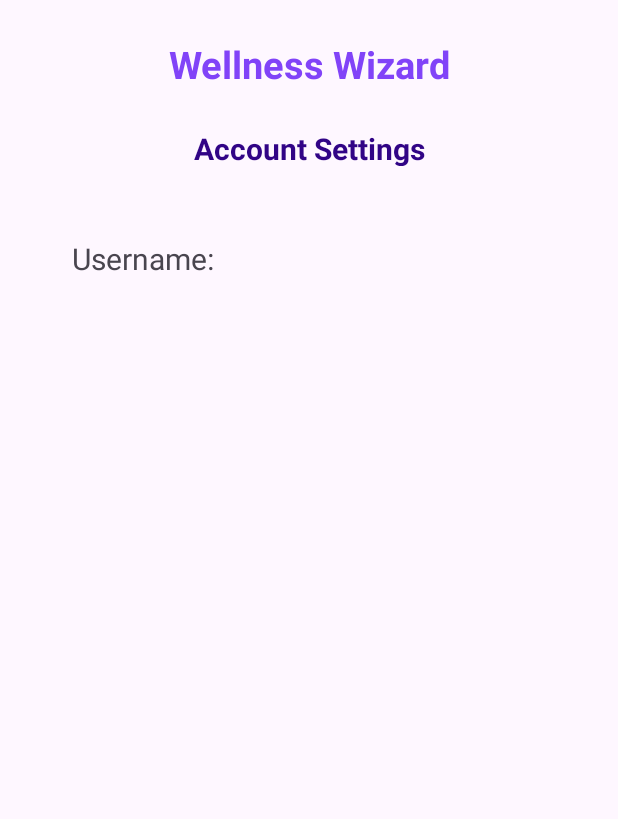
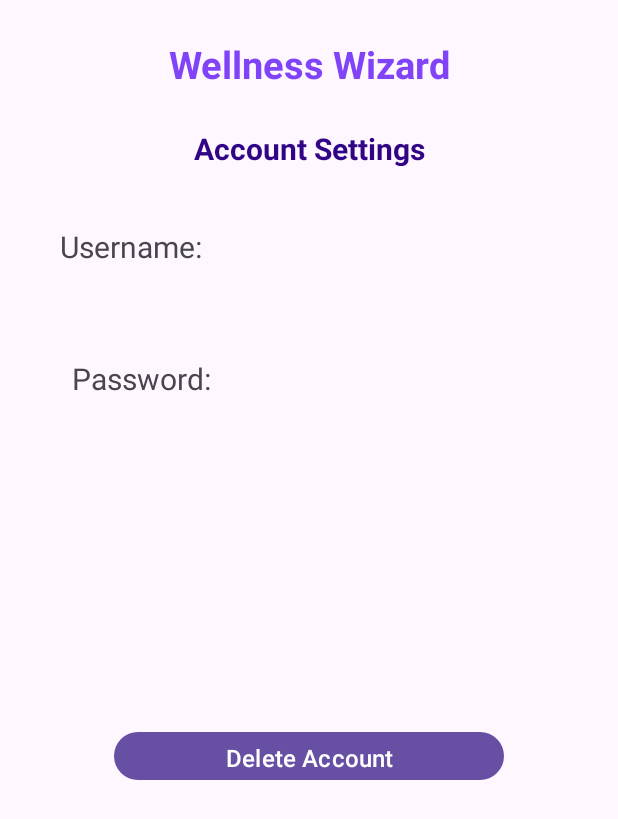
Before and after one commit to etorr6642/Project2_Wellness_Wizard_App, an Android app: the layout activity_account.xml on its own in the app's theme, with its tools: preview values and no code run, on a phone screen of 412 x 824 dp. Shown: the top 819 px of the screen. Run offline under Robolectric (Android 15) with nearby library versions, the phone set to English and light mode, and no system bars.

Commit message:
added MainActivityIntentFactory, AccountActivity, and set up activity_account.xml

```diff
--- a/app/src/main/java/com/example/project2_wellness_wizard_app/AccountActivity.java
+++ b/app/src/main/java/com/example/project2_wellness_wizard_app/AccountActivity.java
@@ -1,6 +1,9 @@
 package com.example.project2_wellness_wizard_app;
 
+import android.content.Context;
+import android.content.Intent;
 import android.os.Bundle;
+import android.view.View;
 
 import androidx.activity.EdgeToEdge;
 import androidx.appcompat.app.AppCompatActivity;
@@ -9,6 +12,7 @@ import androidx.core.view.ViewCompat;
 import androidx.core.view.WindowInsetsCompat;
 
 import com.example.project2_wellness_wizard_app.databinding.ActivityAccountBinding;
+import com.example.project2_wellness_wizard_app.databinding.ActivityLoginBinding;
 
 public class AccountActivity extends AppCompatActivity {
 
@@ -17,9 +21,20 @@ public class AccountActivity extends AppCompatActivity {
     @Override
     protected void onCreate(Bundle savedInstanceState) {
         super.onCreate(savedInstanceState);
+        binding = ActivityAccountBinding.inflate(getLayoutInflater());
         setContentView(binding.getRoot());
 
 
+        binding.WellnessWizardTitleTextView.setOnClickListener(new View.OnClickListener() {
+            @Override
+            public void onClick(View v) {
+                Intent intent = MainActivity.MainActivityIntentFactory((getApplicationContext()));
+                startActivity(intent);
+            }
+        });
+    }
 
+    public static Intent accountIntentFactory(Context context){
+        return new Intent(context, AccountActivity.class);
     }
 }
--- a/app/src/main/java/com/example/project2_wellness_wizard_app/MainActivity.java
+++ b/app/src/main/java/com/example/project2_wellness_wizard_app/MainActivity.java
@@ -2,6 +2,7 @@ package com.example.project2_wellness_wizard_app;
 
 import androidx.appcompat.app.AppCompatActivity;
 
+import android.content.Context;
 import android.content.Intent;
 import android.os.Bundle;
 import android.view.View;
@@ -27,16 +28,22 @@ public class MainActivity extends AppCompatActivity {
         binding = ActivityMainBinding.inflate(getLayoutInflater());
         setContentView(binding.getRoot());
 
-       Intent intent = LoginActivity.loginIntentFactory((getApplicationContext()));
-       startActivity(intent);
+       //Intent intent = LoginActivity.loginIntentFactory((getApplicationContext()));
+       //startActivity(intent);
 
         binding.accountSettingsButton.setOnClickListener(new View.OnClickListener() {
             @Override
             public void onClick(View v) {
-                Intent intent = new Intent(MainActivity.this, AccountActivity.class);
+                //Intent intent = new Intent(MainActivity.this, AccountActivity.class);
+                Intent intent = AccountActivity.accountIntentFactory((getApplicationContext()));
                 startActivity(intent);
             }
         });
 
+
+    }
+
+    public static Intent MainActivityIntentFactory(Context context){
+        return new Intent(context, MainActivity.class);
     }
 }
--- a/app/src/main/res/layout/activity_account.xml
+++ b/app/src/main/res/layout/activity_account.xml
@@ -38,16 +38,60 @@
 
 
     <TextView
-        android:id="@+id/usernameDisplayTextView"
+        android:id="@+id/usernameLabelTextView"
         android:layout_width="112dp"
         android:layout_height="40dp"
         android:layout_marginTop="40dp"
-        android:layout_marginLeft="40dp"
-        android:padding="8dp"
-        android:text="@string/usernameLabel"
+        android:layout_marginStart="40dp"
+        android:text="@string/usernameInfo"
         android:textSize="20sp"
         app:layout_constraintStart_toStartOf="parent"
         app:layout_constraintTop_toBottomOf="@id/accountTextView"
         />
 
+    <TextView
+        android:id="@+id/usernameDisplayTextView"
+        android:layout_width="200dp"
+        android:layout_height="40dp"
+        android:layout_marginTop="40dp"
+        app:layout_constraintStart_toEndOf= "@id/usernameLabelTextView"
+        app:layout_constraintTop_toBottomOf="@id/accountTextView"
+        />
+
+
+    <TextView
+        android:id="@+id/passwordLabelTextView"
+        android:layout_width="112dp"
+        android:layout_height="40dp"
+        android:layout_marginTop="40dp"
+        android:layout_marginStart="40dp"
+        android:padding="8dp"
+        android:text="@string/passwordInfo"
+        android:textSize="20sp"
+        app:layout_constraintStart_toStartOf="parent"
+        app:layout_constraintTop_toBottomOf="@id/usernameLabelTextView"
+        />
+
+    <TextView
+        android:id="@+id/passwordDisplayTextView"
+        android:layout_width="200dp"
+        android:layout_height="40dp"
+        android:layout_marginTop="40dp"
+        app:layout_constraintStart_toEndOf= "@id/passwordLabelTextView"
+        app:layout_constraintTop_toBottomOf="@id/usernameDisplayTextView"
+        />
+
+    <Button
+        android:layout_width="260dp"
+        android:layout_height="40dp"
+        android:layout_marginTop="40dp"
+        android:text="@string/delete_account"
+        android:textAlignment="center"
+        android:textSize="16sp"
+        app:layout_constraintEnd_toEndOf="parent"
+        app:layout_constraintStart_toStartOf="parent"
+        app:layout_constraintBottom_toBottomOf="parent"
+        android:layout_marginBottom="300dp"
+        />
+
 </androidx.constraintlayout.widget.ConstraintLayout>
--- a/app/src/main/res/values/strings.xml
+++ b/app/src/main/res/values/strings.xml
@@ -16,5 +16,7 @@
     <string name="login">Login</string>
     <string name="create_new_account">Create new Account</string>
     <string name="account_settings">Account Settings</string>
-    <string name="usernameLabel">Username:</string>
+    <string name="usernameInfo">Username:</string>
+    <string name="passwordInfo">Password:</string>
+    <string name="delete_account">Delete Account</string>
 </resources>
```
